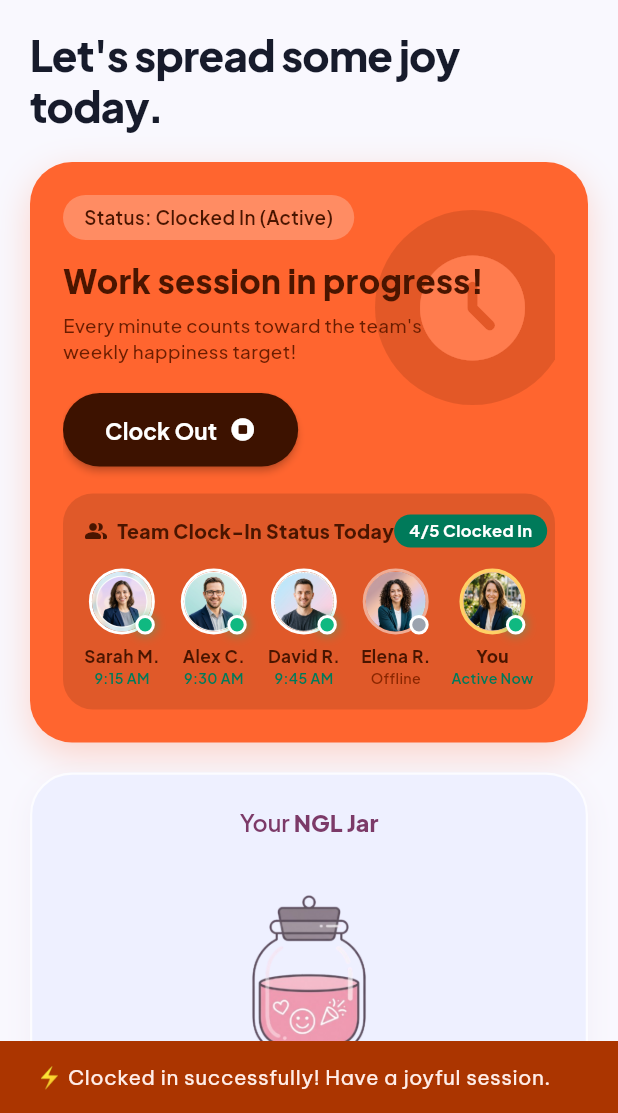
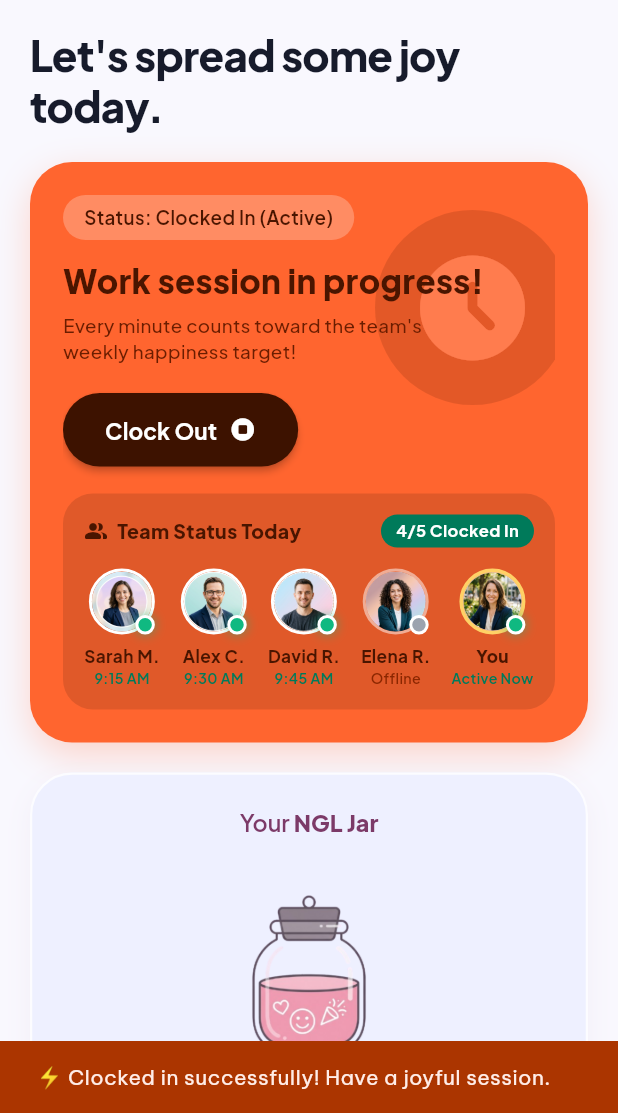
Before and after one commit to JustRamm/Happy-Desk, a Flutter app: the HomeScreen screen opened directly, after a tap on "Clock In", on a phone screen of 412 x 824 dp, the part 123-1236 px from its top. Run offline on Flutter 3.47's test engine with Material 3 defaults, Android fonts, the phone set to English and light mode, and no system bars; our stand-ins replace google_fonts.

Commit message:
fix: resolve RenderFlex overflow and safely guard AnimationController in OnboardingScreen

```diff
--- a/lib/screens/home_screen.dart
+++ b/lib/screens/home_screen.dart
@@ -355,20 +355,26 @@ class _HomeScreenState extends State<HomeScreen> {
                     Row(
                       mainAxisAlignment: MainAxisAlignment.spaceBetween,
                       children: [
-                        Row(
+                        Expanded(
+                          child: Row(
                             children: [
                               const Icon(Icons.people_alt_rounded, size: 16, color: Color(0xFF4A1500)),
                               const SizedBox(width: 6),
-                            Text(
-                              'Team Clock-In Status Today',
+                              Expanded(
+                                child: Text(
+                                  'Team Status Today',
                                   style: GoogleFonts.plusJakartaSans(
                                     fontSize: 13,
                                     fontWeight: FontWeight.w800,
                                     color: const Color(0xFF4A1500),
                                   ),
+                                  overflow: TextOverflow.ellipsis,
+                                ),
                               ),
                             ],
                           ),
+                        ),
+                        const SizedBox(width: 8),
                         Container(
                           padding: const EdgeInsets.symmetric(horizontal: 10, vertical: 3),
                           decoration: BoxDecoration(
--- a/lib/screens/onboarding_screen.dart
+++ b/lib/screens/onboarding_screen.dart
@@ -27,7 +27,7 @@ class OnboardingScreen extends StatefulWidget {
 
 class _OnboardingScreenState extends State<OnboardingScreen>
     with TickerProviderStateMixin, AutomaticKeepAliveClientMixin {
-  late AnimationController _rotationController;
+  AnimationController? _rotationController;
 
   @override
   bool get wantKeepAlive => true;
@@ -35,7 +35,11 @@ class _OnboardingScreenState extends State<OnboardingScreen>
   @override
   void initState() {
     super.initState();
-    _rotationController = AnimationController(
+    _initController();
+  }
+
+  void _initController() {
+    _rotationController ??= AnimationController(
       vsync: this,
       duration: const Duration(milliseconds: 14000), // Smooth 14s clockwise rotation
     )..repeat();
@@ -43,7 +47,7 @@ class _OnboardingScreenState extends State<OnboardingScreen>
 
   @override
   void dispose() {
-    _rotationController.dispose();
+    _rotationController?.dispose();
     super.dispose();
   }
 
@@ -95,9 +99,10 @@ class _OnboardingScreenState extends State<OnboardingScreen>
                 flex: 4,
                 child: Center(
                   child: AnimatedBuilder(
-                    animation: _rotationController,
+                    animation: _rotationController ?? AnimationController(vsync: this),
                     builder: (context, child) {
-                      final angle = _rotationController.value * 2 * math.pi; // 360 deg Clockwise
+                      _initController();
+                      final angle = (_rotationController?.value ?? 0) * 2 * math.pi; // 360 deg Clockwise
 
                       return Transform.rotate(
                         angle: angle, // Outer organic pick shape rotates Clockwise
```
Lines whose indentation alone changed are shown as unchanged.
